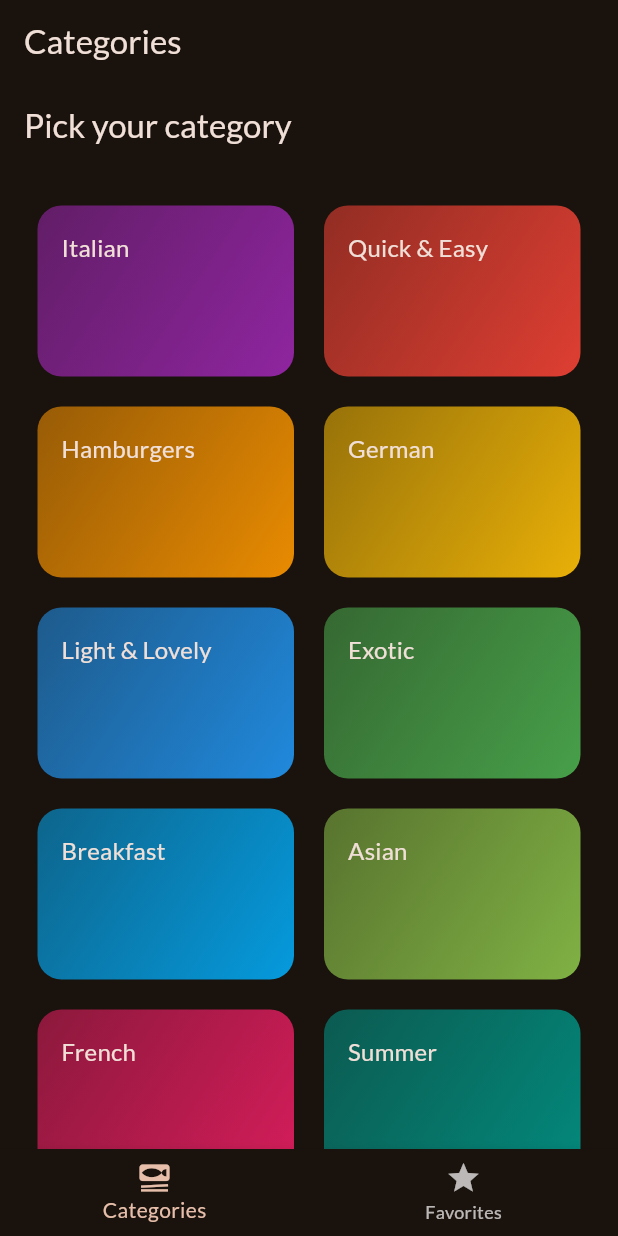
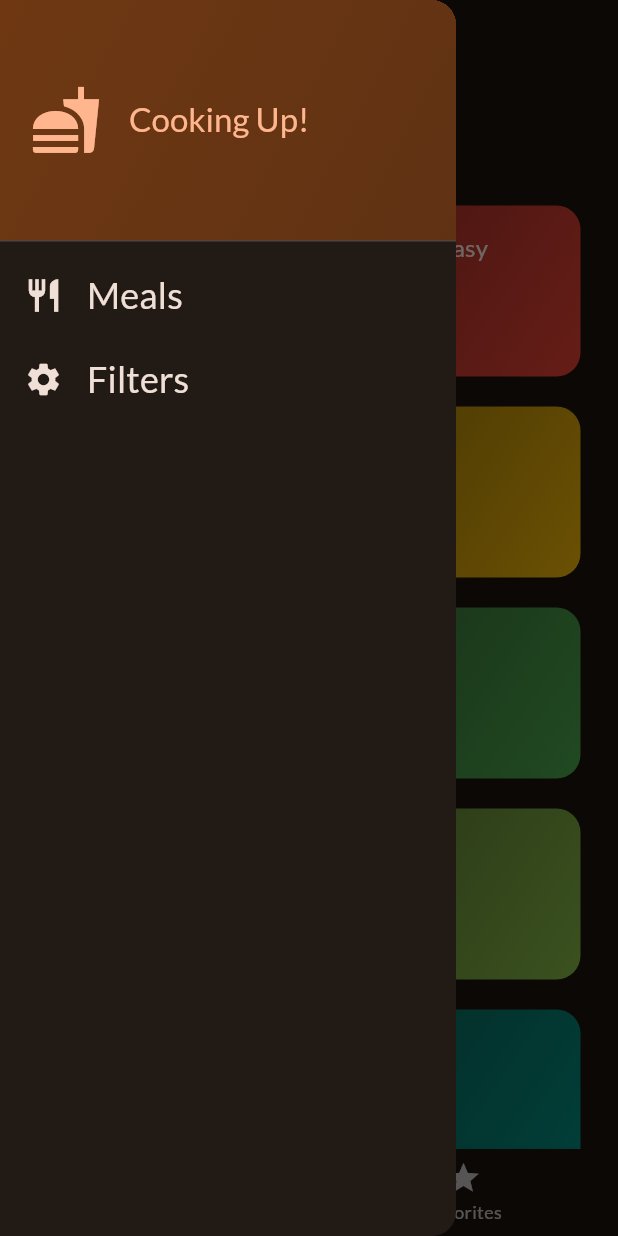
Before and after one commit to satyampra73/meals_app, a Flutter app: the screen it shows after launch, with the side drawer open (before the commit the screen has no drawer), on a phone screen of 412 x 824 dp. Run offline on Flutter 3.47's test engine with Material 3 defaults, Android fonts, the phone set to English and light mode, and no system bars; our stand-ins replace google_fonts, transparent_image.

Commit message:
working on filters screen

```diff
--- a/lib/screens/tabs.dart
+++ b/lib/screens/tabs.dart
@@ -2,7 +2,9 @@ import 'package:flutter/material.dart';
 import 'package:meals_app/models/meal.dart';
 
 import 'package:meals_app/screens/categories.dart';
+import 'package:meals_app/screens/filters.dart';
 import 'package:meals_app/screens/meals.dart';
+import 'package:meals_app/widgets/main_drawer.dart';
 
 class TabsScreen extends StatefulWidget {
   const TabsScreen({super.key});
@@ -19,11 +21,9 @@ class _TabsScreenState extends State<TabsScreen> {
 
   void _showInfoMessage(String message) {
     ScaffoldMessenger.of(context).clearSnackBars();
-    ScaffoldMessenger.of(context).showSnackBar(
-      SnackBar(
-        content: Text(message),
-      ),
-    );
+    ScaffoldMessenger.of(
+      context,
+    ).showSnackBar(SnackBar(content: Text(message)));
   }
 
   void _toggleMealFavoriteStatus(Meal meal) {
@@ -48,6 +48,17 @@ class _TabsScreenState extends State<TabsScreen> {
     });
   }
 
+  void _setScreen(String identifier) {
+    Navigator.of(context).pop();
+    if (identifier == 'filters') {
+      Navigator.of(context).push(
+        MaterialPageRoute(
+          builder: (ctx) => const FiltersScreen(),
+        ),
+      );
+    }
+  }
+
   @override
   Widget build(BuildContext context) {
     Widget activePage = CategoriesScreen(
@@ -56,9 +67,9 @@ class _TabsScreenState extends State<TabsScreen> {
     var activePageTitle = 'Categories';
 
     if (_selectedPageIndex == 1) {
-      activePage =  MealsScreen(
-      meals: _favoriteMeals,
-      onToggleFavorite: _toggleMealFavoriteStatus,
+      activePage = MealsScreen(
+        meals: _favoriteMeals,
+        onToggleFavorite: _toggleMealFavoriteStatus,
       );
       activePageTitle = 'Your Favorites';
     }
@@ -66,6 +77,7 @@ class _TabsScreenState extends State<TabsScreen> {
     return Scaffold(
       appBar: AppBar(title: Text(activePageTitle)),
       body: activePage,
+      drawer: MainDrawer(onSelectScreen: _setScreen),
       bottomNavigationBar: BottomNavigationBar(
         onTap: _selectPage,
         currentIndex: _selectedPageIndex,
--- /dev/null
+++ b/lib/widgets/main_drawer.dart
@@ -0,0 +1,83 @@
+import 'package:flutter/material.dart';
+
+class MainDrawer extends StatelessWidget {
+  const MainDrawer({super.key , required this.onSelectScreen});
+
+  final void Function(String identifier) onSelectScreen;
+
+  @override
+  Widget build(BuildContext context) {
+    return Drawer(
+      child: Column(
+        children: [
+          DrawerHeader(
+            padding: const EdgeInsets.all(20),
+            decoration: BoxDecoration(
+              gradient: LinearGradient(
+                colors: [
+                  Theme.of(context).colorScheme.primaryContainer,
+                  Theme.of(context)
+                      .colorScheme
+                      .primaryContainer
+                      .withOpacity(0.8),
+                ],
+                begin: Alignment.topLeft,
+                end: Alignment.bottomRight,
+              ),
+            ),
+            child: Row(
+              children: [
+                Icon(
+                  Icons.fastfood,
+                  size: 48,
+                  color: Theme.of(context).colorScheme.primary,
+                ),
+                const SizedBox(width: 18),
+                Text(
+                  'Cooking Up!',
+                  style: Theme.of(context).textTheme.titleLarge!.copyWith(
+                        color: Theme.of(context).colorScheme.primary,
+                      ),
+                ),
+              ],
+            ),
+          ),
+          ListTile(
+            leading: Icon(
+              Icons.restaurant,
+              size: 26,
+              color: Theme.of(context).colorScheme.onBackground,
+            ),
+            title: Text(
+              'Meals',
+              style: Theme.of(context).textTheme.titleSmall!.copyWith(
+                    color: Theme.of(context).colorScheme.onBackground,
+                    fontSize: 24,
+                  ),
+            ),
+            onTap: () {
+              onSelectScreen('meals');
+            },
+          ),
+          ListTile(
+            leading: Icon(
+              Icons.settings,
+              size: 26,
+              color: Theme.of(context).colorScheme.onBackground,
+            ),
+            title: Text(
+              'Filters',
+              style: Theme.of(context).textTheme.titleSmall!.copyWith(
+                    color: Theme.of(context).colorScheme.onBackground,
+                    fontSize: 24,
+                  ),
+            ),
+            onTap: () {
+              onSelectScreen('filters');
+            },
+          ),
+        ],
+      ),
+    );
+  }
+}
```
Also changed, not shown: lib/screens/filters.dart (added, +62 -0 lines).
